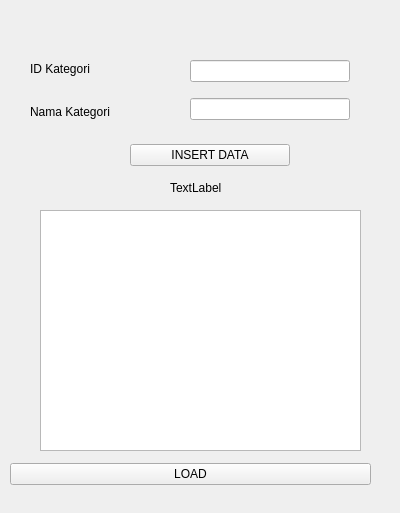
First picture: the form in MODUL 7_PYTHON/kategoriview.ui, repository setrinariswari/SetriNariswari_PemrogramanVisual3_5BNRBJM, before the edit.
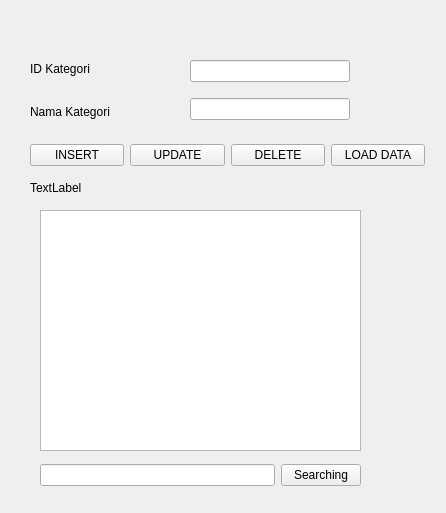
Second picture: the form after the edit.

Commit message: Menambah Button dan Fungsi Update, Delete, dan Search

Patch:
```diff
--- a/MODUL 7_PYTHON/kategoriview.ui
+++ b/MODUL 7_PYTHON/kategoriview.ui
@@ -6,7 +6,7 @@
    <rect>
     <x>0</x>
     <y>0</y>
-    <width>400</width>
+    <width>446</width>
     <height>513</height>
    </rect>
   </property>
@@ -16,9 +16,9 @@
   <widget class="QWidget" name="horizontalLayoutWidget">
    <property name="geometry">
     <rect>
-     <x>130</x>
+     <x>30</x>
      <y>140</y>
-     <width>160</width>
+     <width>395</width>
      <height>31</height>
     </rect>
    </property>
@@ -26,7 +26,28 @@
     <item>
      <widget class="QPushButton" name="pushButtonInsert">
       <property name="text">
-       <string>INSERT DATA</string>
+       <string>INSERT</string>
+      </property>
+     </widget>
+    </item>
+    <item>
+     <widget class="QPushButton" name="pushButtonUpdate">
+      <property name="text">
+       <string>UPDATE</string>
+      </property>
+     </widget>
+    </item>
+    <item>
+     <widget class="QPushButton" name="pushButton">
+      <property name="text">
+       <string>DELETE</string>
+      </property>
+     </widget>
+    </item>
+    <item>
+     <widget class="QPushButton" name="pushButtonLoad_2">
+      <property name="text">
+       <string>LOAD DATA</string>
       </property>
      </widget>
     </item>
@@ -35,7 +56,7 @@
   <widget class="QLabel" name="labelResult">
    <property name="geometry">
     <rect>
-     <x>170</x>
+     <x>30</x>
      <y>180</y>
      <width>55</width>
      <height>16</height>
@@ -89,25 +110,6 @@
     </item>
    </layout>
   </widget>
-  <widget class="QWidget" name="horizontalLayoutWidget_2">
-   <property name="geometry">
-    <rect>
-     <x>10</x>
-     <y>459</y>
-     <width>361</width>
-     <height>31</height>
-    </rect>
-   </property>
-   <layout class="QHBoxLayout" name="horizontalLayout_2">
-    <item>
-     <widget class="QPushButton" name="pushButtonLoad">
-      <property name="text">
-       <string>LOAD</string>
-      </property>
-     </widget>
-    </item>
-   </layout>
-  </widget>
   <widget class="QWidget" name="verticalLayoutWidget_3">
    <property name="geometry">
     <rect>
@@ -123,6 +125,28 @@
     </item>
    </layout>
   </widget>
+  <widget class="QWidget" name="horizontalLayoutWidget_2">
+   <property name="geometry">
+    <rect>
+     <x>40</x>
+     <y>460</y>
+     <width>321</width>
+     <height>31</height>
+    </rect>
+   </property>
+   <layout class="QHBoxLayout" name="horizontalLayout_2">
+    <item>
+     <widget class="QLineEdit" name="lineEdit"/>
+    </item>
+    <item>
+     <widget class="QPushButton" name="pushButton_2">
+      <property name="text">
+       <string>Searching</string>
+      </property>
+     </widget>
+    </item>
+   </layout>
+  </widget>
  </widget>
  <resources/>
  <connections/>
```
The commit also changes 1 other file.
